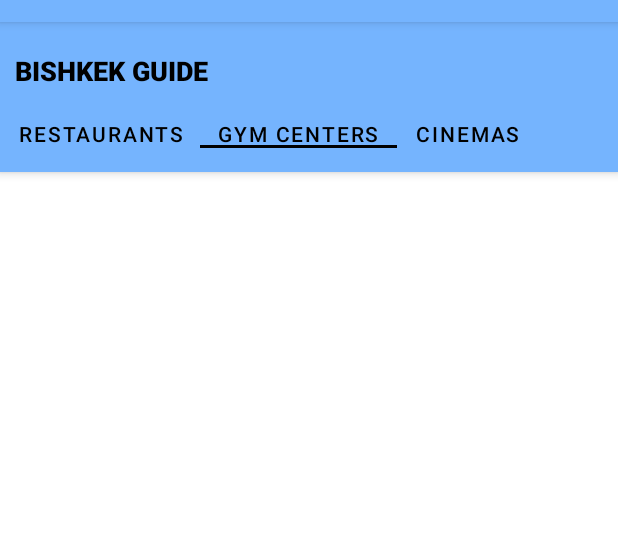
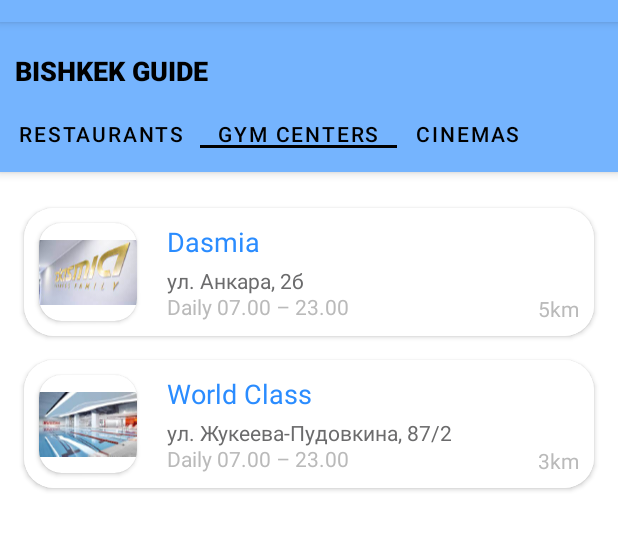
Before and after one commit to rybakova-auca-2021/Neobis_Android_TourGuide, an Android app: the screen it shows after launch (MainActivity), tab 2 chosen, on a phone screen of 412 x 824 dp, the part 62-613 px from its top. Run offline under Robolectric (Android 15) with nearby library versions, the phone set to English and light mode, and no system bars.

Commit message:
Added cinema and fitness center fragments

```diff
--- a/app/src/main/java/com/example/tourguide/CinemaFragment.kt
+++ b/app/src/main/java/com/example/tourguide/CinemaFragment.kt
@@ -5,55 +5,31 @@ import androidx.fragment.app.Fragment
 import android.view.LayoutInflater
 import android.view.View
 import android.view.ViewGroup
+import androidx.recyclerview.widget.LinearLayoutManager
+import com.example.tourguide.databinding.FragmentCinemasBinding
+import com.example.tourguide.databinding.FragmentFitnessCenterBinding
+import com.example.tourguide.databinding.FragmentRestuarantsBinding
 
-// TODO: Rename parameter arguments, choose names that match
-// the fragment initialization parameters, e.g. ARG_ITEM_NUMBER
-private const val ARG_PARAM1 = "param1"
-private const val ARG_PARAM2 = "param2"
+class CinemaFragment : Fragment() {
 
-/**
- * A simple [Fragment] subclass.
- * Use the [CinemaFragment.newInstance] factory method to
- * create an instance of this fragment.
- */
-class CinemaFragment : Fragment() {
-    // TODO: Rename and change types of parameters
-    private var param1: String? = null
-    private var param2: String? = null
-
-    override fun onCreate(savedInstanceState: Bundle?) {
-        super.onCreate(savedInstanceState)
-        arguments?.let {
-            param1 = it.getString(ARG_PARAM1)
-            param2 = it.getString(ARG_PARAM2)
-        }
-    }
+    private lateinit var binding: FragmentCinemasBinding
 
     override fun onCreateView(
         inflater: LayoutInflater, container: ViewGroup?,
         savedInstanceState: Bundle?,
-    ): View? {
-        // Inflate the layout for this fragment
-        return inflater.inflate(R.layout.fragment_cinemas, container, false)
+    ): View {
+        binding = FragmentCinemasBinding.inflate(inflater, container, false)
+        binding.recyclerViewCinemas.layoutManager = LinearLayoutManager(requireContext())
+        val list = arrayListOf(
+            Place(R.drawable.tsum, getString(R.string.tsum_title), getString(R.string.tsum_address), getString(
+                R.string.tsum_time), getString(R.string.tsum_distance), getString(R.string.tsum_price),
+                getString(R.string.tsum_description)),
+            Place(R.drawable.broadway, getString(R.string.broadway_title), getString(R.string.broadway_address), getString(
+                R.string.broadway_time), getString(R.string.broadway_distance), getString(R.string.broadway_price),
+                getString(R.string.broadway_description))
+        )
+        binding.recyclerViewCinemas.adapter = Adapter(list)
+        return binding.root
     }
 
-    companion object {
-        /**
-         * Use this factory method to create a new instance of
-         * this fragment using the provided parameters.
-         *
-         * @param param1 Parameter 1.
-         * @param param2 Parameter 2.
-         * @return A new instance of fragment cinemas.
-         */
-        // TODO: Rename and change types and number of parameters
-        @JvmStatic
-        fun newInstance(param1: String, param2: String) =
-            CinemaFragment().apply {
-                arguments = Bundle().apply {
-                    putString(ARG_PARAM1, param1)
-                    putString(ARG_PARAM2, param2)
-                }
-            }
-    }
 }
--- a/app/src/main/java/com/example/tourguide/FitnessCenterFragment.kt
+++ b/app/src/main/java/com/example/tourguide/FitnessCenterFragment.kt
@@ -5,55 +5,30 @@ import androidx.fragment.app.Fragment
 import android.view.LayoutInflater
 import android.view.View
 import android.view.ViewGroup
+import androidx.recyclerview.widget.LinearLayoutManager
+import com.example.tourguide.databinding.FragmentFitnessCenterBinding
+import com.example.tourguide.databinding.FragmentRestuarantsBinding
 
-// TODO: Rename parameter arguments, choose names that match
-// the fragment initialization parameters, e.g. ARG_ITEM_NUMBER
-private const val ARG_PARAM1 = "param1"
-private const val ARG_PARAM2 = "param2"
+class FitnessCenterFragment : Fragment() {
 
-/**
- * A simple [Fragment] subclass.
- * Use the [FitnessCenterFragment.newInstance] factory method to
- * create an instance of this fragment.
- */
-class FitnessCenterFragment : Fragment() {
-    // TODO: Rename and change types of parameters
-    private var param1: String? = null
-    private var param2: String? = null
-
-    override fun onCreate(savedInstanceState: Bundle?) {
-        super.onCreate(savedInstanceState)
-        arguments?.let {
-            param1 = it.getString(ARG_PARAM1)
-            param2 = it.getString(ARG_PARAM2)
-        }
-    }
+    private lateinit var binding: FragmentFitnessCenterBinding
 
     override fun onCreateView(
         inflater: LayoutInflater, container: ViewGroup?,
         savedInstanceState: Bundle?,
-    ): View? {
-        // Inflate the layout for this fragment
-        return inflater.inflate(R.layout.fragment_fitness_center, container, false)
+    ): View {
+        binding = FragmentFitnessCenterBinding.inflate(inflater, container, false)
+        binding.recyclerViewFitnessCenter.layoutManager = LinearLayoutManager(requireContext())
+        val list = arrayListOf(
+            Place(R.drawable.dasmia, getString(R.string.dasmia_name), getString(R.string.dasmia_address),
+                getString(R.string.dasmia_time), getString(R.string.dasmia_distance), getString(R.string.dasmia_price),
+                getString(R.string.dasmia_description)),
+            Place(R.drawable.world_class, getString(R.string.world_class_name), getString(R.string.world_class_address),
+                getString(R.string.world_class_time), getString(R.string.world_class_distance), getString(R.string.world_class_price),
+                getString(R.string.world_class_description))
+        )
+        binding.recyclerViewFitnessCenter.adapter = Adapter(list)
+        return binding.root
     }
 
-    companion object {
-        /**
-         * Use this factory method to create a new instance of
-         * this fragment using the provided parameters.
-         *
-         * @param param1 Parameter 1.
-         * @param param2 Parameter 2.
-         * @return A new instance of fragment fitness_center.
-         */
-        // TODO: Rename and change types and number of parameters
-        @JvmStatic
-        fun newInstance(param1: String, param2: String) =
-            FitnessCenterFragment().apply {
-                arguments = Bundle().apply {
-                    putString(ARG_PARAM1, param1)
-                    putString(ARG_PARAM2, param2)
-                }
-            }
-    }
 }
--- a/app/src/main/res/values/strings.xml
+++ b/app/src/main/res/values/strings.xml
@@ -74,7 +74,52 @@
     <string name="address_of_place">Address of place</string>
     <string name="open_time">Open time</string>
     <string name="distance">distance</string>
-    <string name="hrllo">hrllo</string>
 
+    <string name="dasmia_name">Dasmia</string>
+    <string name="dasmia_address"> ул. Анкара, 2б</string>
+    <string name="dasmia_time">Daily 07.00 – 23.00</string>
+    <string name="dasmia_distance">5km</string>
+    <string name="dasmia_price">Годовой от 70000</string>
+    <string name="dasmia_description">Один из самых больших фитнес-клубов в Бишкеке премиального класса,
+        соответствующий мировым стандартам в этом сегменте.
+        Направления:
+        пилатес
+        йога
+        степ-аэробика
+        силовые тренировки
+        функциональные  тренировки
+        бассейн
+        Также есть 4 финские сауны, турецкая парная (хаммам), массаж, зона отдыха с шезлонгами,
+        услуги салона красоты, фитобары, детский фитнес-клуб.</string>
 
+    <string name="world_class_name">World Class</string>
+    <string name="world_class_address">ул. Жукеева-Пудовкина, 87/2</string>
+    <string name="world_class_time">Daily 07.00 – 23.00</string>
+    <string name="world_class_distance">3km</string>
+    <string name="world_class_price">Годовой от 40000</string>
+    <string name="world_class_description">World Class Бишкек – первый клуб знаменитой сети World Class,
+        открытый в столице Кыргызстана. Первый фитнес-клуб премиум-класса оснащен самым современным спортивным оборудованием,
+        а команда тренеров собрана из лучших спортсменов Кыргызстана.</string>
+    <string name="tsum_title">TSUM Cinema</string>
+    <string name="tsum_address">Шопокова, 91</string>
+    <string name="tsum_time">Daily 10.00 – 00.00</string>
+    <string name="tsum_distance">2km</string>
+    <string name="tsum_price">500 сом</string>
+    <string name="tsum_description">В кинотеатре действуют четыре кинозала. Для искушенных киноманов -
+        VIP-зал с раскладывающимися креслами для максимального расслабления. VIP-зал можно забронировать целиком
+        и посмотреть кино только с друзьями или коллегами. Во всех залах установлены сиденья повышенной комфортности.
+        Это создает впечатление, что вы расположились в кресле престижного авто.
+        Кстати, между рядами тоже достаточно места, что позволит спокойно вытянуть ноги, никому не мешая.</string>
+
+    <string name="broadway_description">Кинотеатр Broadway является одним из самых больших мультиплексов в Кыргызстане,
+        где установлен также самый большой парящий серебряный экран. Для зрителей работают семь кинозалов,
+        где ежедневно демонстрируются лучшие хиты мирового и отечественного кинопроката.
+        Для постоянных посетителей кинотеатра действуют различные акции и предложения.
+        Перед сеансом вы также сможете порадовать себя закусками и напитками в кинобаре,
+        а затем отправиться в увлекательный мир приключений на экране.</string>
+    <string name="broadway_title">Broadway</string>
+    <string name="broadway_address">ул. Айтматова, 3</string>
+    <string name="broadway_time">Daily 09.00 - 00.00</string>
+    <string name="broadway_distance">1.5km</string>
+    <string name="broadway_price">500 сом</string>
 </resources>
```
Also changed, not shown: app/src/main/res/drawable/broadway.jpeg (added), app/src/main/res/drawable/dasmia.jpg (added), app/src/main/res/drawable/tsum.jpg (added), app/src/main/res/drawable/world_class.jpg (added).
